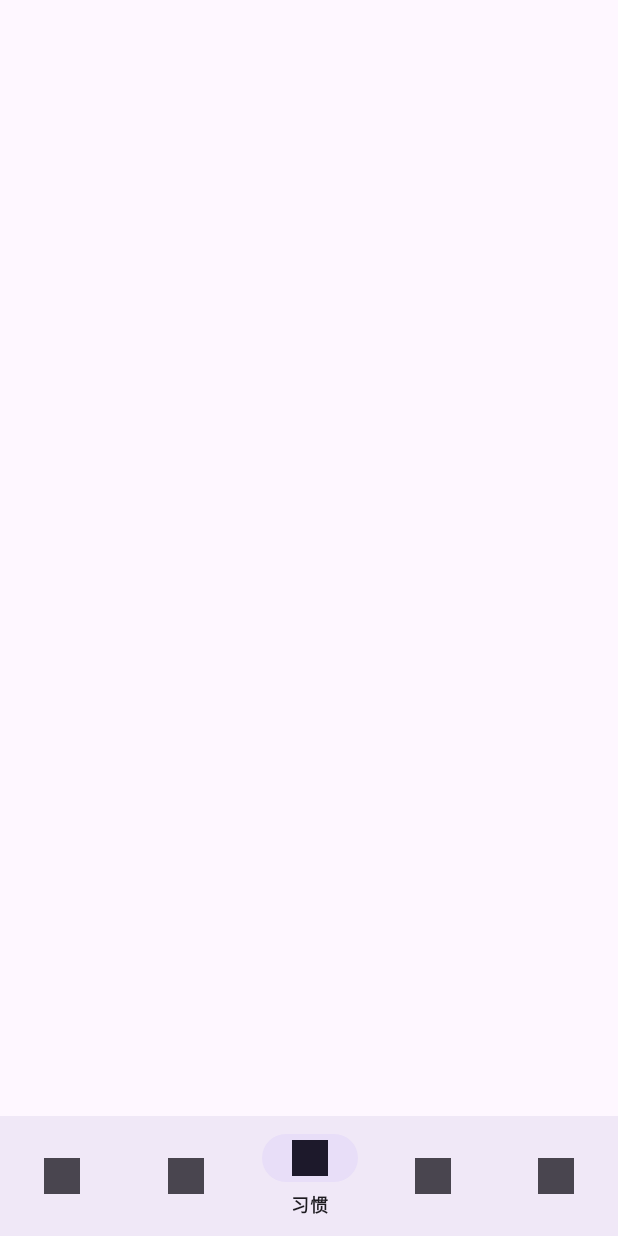
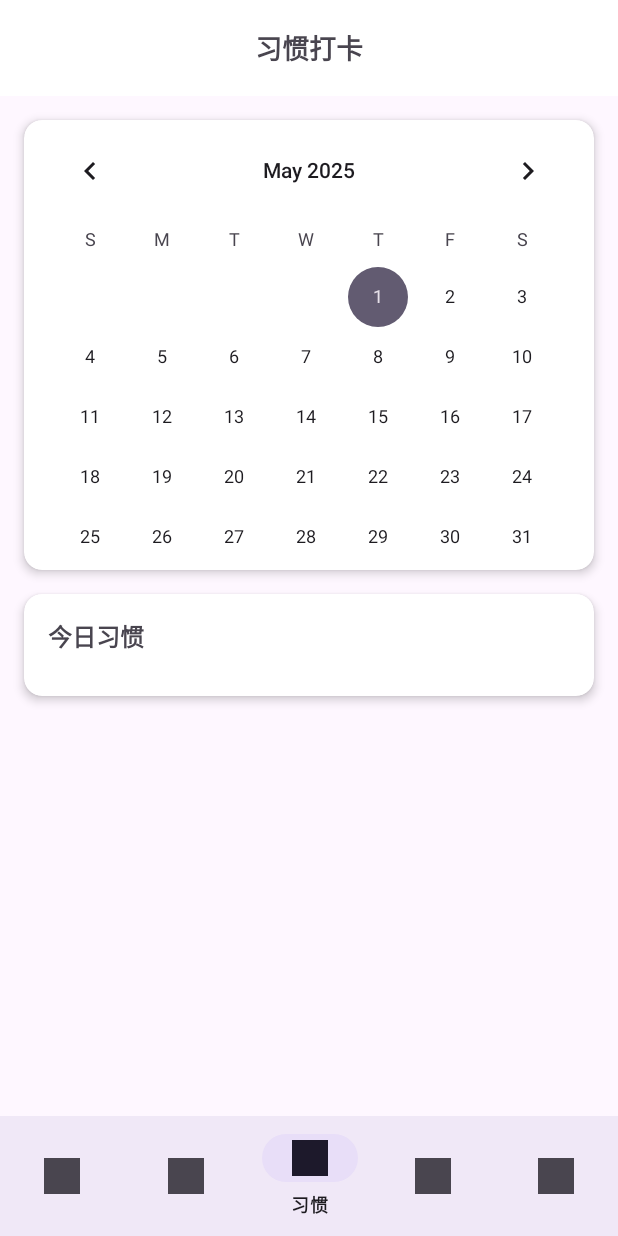
Before and after one commit to Aiden-Sky/Calendar-Assistant, an Android app: the Home_activity screen opened directly, with no data from a screen before it, item 3 of the bottom bar chosen, on a phone screen of 412 x 824 dp. Run offline under Robolectric (Android 15) with nearby library versions, the phone set to English and light mode, and no system bars.

Commit message:
习惯打卡部分构建5.1

```diff
--- a/app/build.gradle
+++ b/app/build.gradle
@@ -38,7 +38,10 @@ dependencies {
     implementation libs.constraintlayout
     implementation libs.navigation.fragment
     implementation libs.navigation.ui
+
+
     testImplementation libs.junit
     androidTestImplementation libs.ext.junit
     androidTestImplementation libs.espresso.core
+
 }
--- a/app/src/main/java/com/aiden/desine/activities/Home_activity.java
+++ b/app/src/main/java/com/aiden/desine/activities/Home_activity.java
@@ -1,16 +1,44 @@
 package com.aiden.desine.activities;
 
 import android.os.Bundle;
-
 import androidx.appcompat.app.AppCompatActivity;
-
+import androidx.fragment.app.Fragment;
+import com.google.android.material.bottomnavigation.BottomNavigationView;
 import com.aiden.desine.R;
 
+import com.aiden.desine.fragments.HabitFragment;
+
+
 public class Home_activity extends AppCompatActivity {
+    private BottomNavigationView bottomNavigationView;
 
     @Override
     protected void onCreate(Bundle savedInstanceState) {
         super.onCreate(savedInstanceState);
         setContentView(R.layout.activity_home);
+
+        bottomNavigationView = findViewById(R.id.bottom_navigation);
+        bottomNavigationView.setOnItemSelectedListener(item -> {
+            Fragment selectedFragment = null;
+
+            int itemId = item.getItemId();
+
+            if (itemId == R.id.nav_habit) {
+                selectedFragment = new HabitFragment();
+            }
+
+            if (selectedFragment != null) {
+                getSupportFragmentManager()
+                        .beginTransaction()
+                        .replace(R.id.fragment_container, selectedFragment)
+                        .commit();
+            }
+            return true;
+        });
+
+        // 设置默认显示的Fragment
+        if (savedInstanceState == null) {
+            bottomNavigationView.setSelectedItemId(R.id.nav_home);
+        }
     }
 }
--- /dev/null
+++ b/app/src/main/java/com/aiden/desine/fragments/HabitFragment.java
@@ -0,0 +1,46 @@
+package com.aiden.desine.fragments;
+
+import android.os.Bundle;
+import android.view.LayoutInflater;
+import android.view.View;
+import android.view.ViewGroup;
+import android.widget.CalendarView;
+
+import androidx.annotation.NonNull;
+import androidx.annotation.Nullable;
+import androidx.fragment.app.Fragment;
+import androidx.recyclerview.widget.RecyclerView;
+
+import com.aiden.desine.R;
+import com.google.android.material.floatingactionbutton.FloatingActionButton;
+
+
+public class HabitFragment extends Fragment {
+
+    private CalendarView calendarView;
+    private RecyclerView habitList;
+    private FloatingActionButton fabAddHabit;
+
+    @Nullable
+    @Override
+    public View onCreateView(@NonNull LayoutInflater inflater,
+                             @Nullable ViewGroup container,
+                             @Nullable Bundle savedInstanceState) {
+
+        View view = inflater.inflate(R.layout.fragment_habit, container, false);
+
+        // 绑定控件
+        calendarView = view.findViewById(R.id.calendarView);
+        habitList = view.findViewById(R.id.habit_list);
+        fabAddHabit = view.findViewById(R.id.fab_add_habit);
+
+        // 示例点击事件
+        fabAddHabit.setOnClickListener(v -> {
+            // 打开添加习惯界面（你可以跳转到新Activity或弹出Dialog）
+        });
+
+        // 这里你可以设置 RecyclerView 的 Adapter 等逻辑
+
+        return view;
+    }
+}
--- /dev/null
+++ b/app/src/main/res/layout/fragment_habit.xml
@@ -0,0 +1,102 @@
+<?xml version="1.0" encoding="utf-8"?>
+<androidx.coordinatorlayout.widget.CoordinatorLayout
+    xmlns:android="http://schemas.android.com/apk/res/android"
+    xmlns:app="http://schemas.android.com/apk/res-auto"
+    android:layout_width="match_parent"
+    android:layout_height="match_parent">
+
+    <com.google.android.material.appbar.AppBarLayout
+        android:layout_width="match_parent"
+        android:layout_height="wrap_content">
+
+        <androidx.appcompat.widget.Toolbar
+            android:id="@+id/toolbar"
+            android:layout_width="match_parent"
+            android:layout_height="?attr/actionBarSize"
+            android:background="@color/white">
+
+            <TextView
+                android:layout_width="wrap_content"
+                android:layout_height="wrap_content"
+                android:layout_gravity="center"
+                android:text="习惯打卡"
+                android:textSize="18sp"
+                android:textStyle="bold" />
+
+        </androidx.appcompat.widget.Toolbar>
+    </com.google.android.material.appbar.AppBarLayout>
+
+    <androidx.core.widget.NestedScrollView
+        android:layout_width="match_parent"
+        android:layout_height="match_parent"
+        app:layout_behavior="@string/appbar_scrolling_view_behavior">
+
+        <LinearLayout
+            android:layout_width="match_parent"
+            android:layout_height="wrap_content"
+            android:orientation="vertical">
+
+            <!-- 日历卡片 -->
+            <androidx.cardview.widget.CardView
+                android:layout_width="match_parent"
+                android:layout_height="wrap_content"
+                android:layout_margin="16dp"
+                app:cardCornerRadius="12dp"
+                app:cardElevation="4dp">
+
+                <CalendarView
+                    android:id="@+id/calendarView"
+                    android:layout_width="match_parent"
+                    android:layout_height="300dp"
+
+                     />
+
+            </androidx.cardview.widget.CardView>
+
+            <!-- 今日习惯列表 -->
+            <androidx.cardview.widget.CardView
+                android:layout_width="match_parent"
+                android:layout_height="wrap_content"
+                android:layout_marginHorizontal="16dp"
+                android:layout_marginBottom="16dp"
+                app:cardCornerRadius="12dp"
+                app:cardElevation="4dp">
+
+                <LinearLayout
+                    android:layout_width="match_parent"
+                    android:layout_height="wrap_content"
+                    android:orientation="vertical"
+                    android:padding="16dp">
+
+                    <TextView
+                        android:layout_width="wrap_content"
+                        android:layout_height="wrap_content"
+                        android:text="今日习惯"
+                        android:textSize="16sp"
+                        android:textStyle="bold"
+                        android:layout_marginBottom="12dp"/>
+
+                    <androidx.recyclerview.widget.RecyclerView
+                        android:id="@+id/habit_list"
+                        android:layout_width="match_parent"
+                        android:layout_height="wrap_content"/>
+
+                </LinearLayout>
+
+            </androidx.cardview.widget.CardView>
+
+        </LinearLayout>
+
+    </androidx.core.widget.NestedScrollView>
+
+    <!-- 添加习惯按钮 -->
+    <com.google.android.material.floatingactionbutton.FloatingActionButton
+        android:id="@+id/fab_add_habit"
+        android:layout_width="wrap_content"
+        android:layout_height="wrap_content"
+        android:layout_gravity="bottom|end"
+        android:layout_margin="16dp"
+        android:src="@drawable/icons"
+        app:tint="@color/white"/>
+
+</androidx.coordinatorlayout.widget.CoordinatorLayout>
--- /dev/null
+++ b/app/src/main/res/layout/sublayout_habit_item.xml
@@ -0,0 +1,46 @@
+<?xml version="1.0" encoding="utf-8"?>
+<LinearLayout
+    xmlns:android="http://schemas.android.com/apk/res/android"
+    android:layout_width="match_parent"
+    android:layout_height="wrap_content"
+    android:orientation="horizontal"
+    android:padding="12dp"
+    android:gravity="center_vertical">
+
+    <CheckBox
+        android:id="@+id/checkbox_habit"
+        android:layout_width="wrap_content"
+        android:layout_height="wrap_content"/>
+
+    <LinearLayout
+        android:layout_width="0dp"
+        android:layout_height="wrap_content"
+        android:layout_weight="1"
+        android:orientation="vertical"
+        android:layout_marginStart="12dp">
+
+        <TextView
+            android:id="@+id/text_habit_name"
+            android:layout_width="wrap_content"
+            android:layout_height="wrap_content"
+            android:textSize="16sp"
+            android:textColor="@color/black"/>
+
+        <TextView
+            android:id="@+id/text_habit_streak"
+            android:layout_width="wrap_content"
+            android:layout_height="wrap_content"
+            android:textSize="12sp"
+            android:textColor="#666666"
+            android:layout_marginTop="4dp"/>
+
+    </LinearLayout>
+
+    <TextView
+        android:id="@+id/text_completion_rate"
+        android:layout_width="wrap_content"
+        android:layout_height="wrap_content"
+        android:textSize="14sp"
+        android:textColor="#00BCD4"/>
+
+</LinearLayout>
--- a/gradle/libs.versions.toml
+++ b/gradle/libs.versions.toml
@@ -6,6 +6,8 @@ espressoCore = "3.6.1"
 appcompat = "1.7.0"
 material = "1.12.0"
 constraintlayout = "2.2.1"
+materialCalendarview = "2.0.1"
+materialCalendarviewVersion = "1.4.3"
 navigationFragment = "2.6.0"
 navigationUi = "2.6.0"
 
@@ -16,8 +18,10 @@ espresso-core = { group = "androidx.test.espresso", name = "espresso-core", vers
 appcompat = { group = "androidx.appcompat", name = "appcompat", version.ref = "appcompat" }
 material = { group = "com.google.android.material", name = "material", version.ref = "material" }
 constraintlayout = { group = "androidx.constraintlayout", name = "constraintlayout", version.ref = "constraintlayout" }
+material-calendarview = { module = "com.github.prolificinteractive:material-calendarview", version.ref = "materialCalendarview" }
 navigation-fragment = { group = "androidx.navigation", name = "navigation-fragment", version.ref = "navigationFragment" }
 navigation-ui = { group = "androidx.navigation", name = "navigation-ui", version.ref = "navigationUi" }
+prolificinteractive-material-calendarview = { module = "com.prolificinteractive:material-calendarview", version.ref = "materialCalendarviewVersion" }
 
 [plugins]
 android-application = { id = "com.android.application", version.ref = "agp" }
--- a/settings.gradle
+++ b/settings.gradle
@@ -9,6 +9,7 @@ pluginManagement {
         }
         mavenCentral()
         gradlePluginPortal()
+        maven { url 'https://jitpack.io' }
     }
 }
 dependencyResolutionManagement {
```
Also changed, not shown: build.gradle (line endings or trailing spaces).
